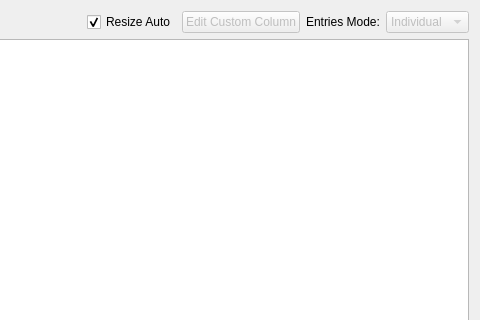
This is bec_widgets/widgets/motor_control/motor_control_table.ui in bec-project/bec_widgets as Qt 5 draws it before an edit; both pictures show x 196 to 676 and y 0 to 320 of the 676 by 667 pixel window. The edited form follows.
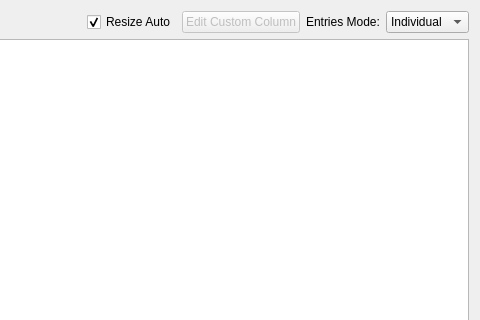
This is the edited form.

Commit message: feat: MotorCoordinateTable mode_switch added for "Individual" and "Start/Stop" modes

Diff of the .ui file:
```diff
--- a/bec_widgets/widgets/motor_control/motor_control_table.ui
+++ b/bec_widgets/widgets/motor_control/motor_control_table.ui
@@ -59,7 +59,7 @@
      <item>
       <widget class="QComboBox" name="mode_combobox">
        <property name="enabled">
-        <bool>false</bool>
+        <bool>true</bool>
        </property>
        <item>
         <property name="text">
```
Left out of the diff: 8 changed lines with no effect on the pictures. The commit also changes 2 other files.
